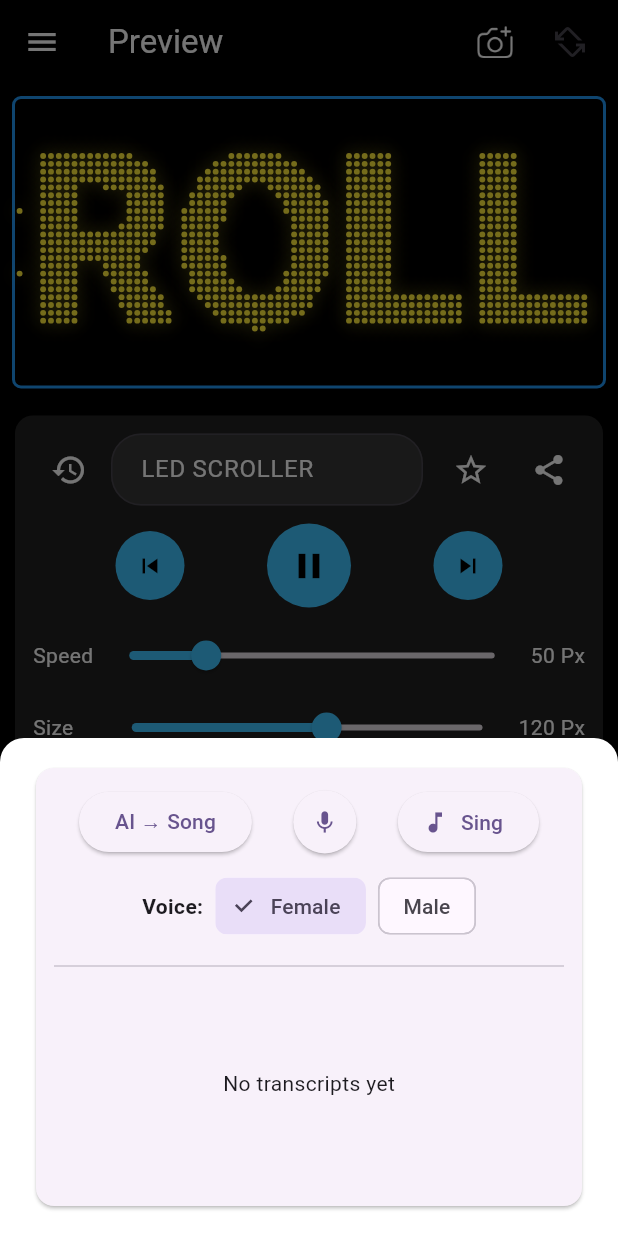
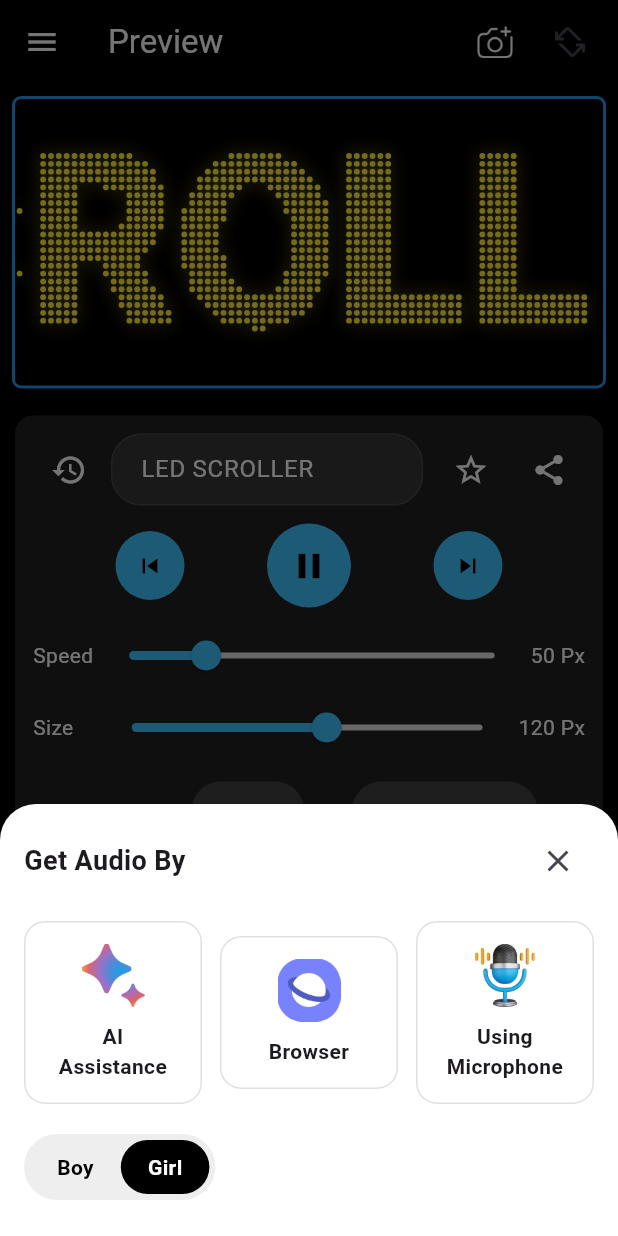
Before and after one commit to dasu735/led_scroller, a Flutter app: the screen it shows after launch, after a tap on the "volume down alt" icon, on a phone screen of 412 x 824 dp. Run offline on Flutter 3.47's test engine with Material 3 defaults, Android fonts, the light colour scheme and no system bars; our stand-ins replace audioplayers, cross_file, flutter_colorpicker, flutter_tts, image_picker, marquee and 2 more; missing offline and left inert: file_selector.

Commit message:
audiopopup

```diff
--- a/lib/screens/led_text_page.dart
+++ b/lib/screens/led_text_page.dart
@@ -12,15 +12,18 @@ import 'package:image/image.dart' as img;
 import 'package:image_picker/image_picker.dart';
 import 'package:url_launcher/url_launcher.dart';
 import 'package:path/path.dart' as p;
+import '../services/audio_engine.dart';
 
 import '../widgets/preview_box.dart';
 import '../widgets/control_panel.dart';
 import '../widgets/fullscreen_preview.dart';
 import '../widgets/ai_audio_card.dart';
+import '../widgets/audio_source_sheet.dart';
 import 'privacy_policy.dart';
 
 class LedTestPage extends StatefulWidget {
   const LedTestPage({super.key});
+
   @override
   State<LedTestPage> createState() => _LedTestPageState();
 }
@@ -51,16 +54,24 @@ class _LedTestPageState extends State<LedTestPage> {
   StreamController<String>? _activeAiController;
   StreamSubscription<String>? _activeAiListener;
 
+  // Voice type for audio - using the one from audio_source_sheet.dart
+  dynamic _selectedVoice;
+  AudioSourceType? _audioSource;
+  late final AudioEngine _audioEngine;
+
   @override
   void initState() {
     super.initState();
     textController.text = displayText;
+    _selectedVoice = null;
+    _audioEngine = AudioEngine();
   }
 
   @override
   void dispose() {
     _activeAiListener?.cancel();
     _activeAiController?.close();
+    _audioEngine.dispose();
     textController.dispose();
     super.dispose();
   }
@@ -84,8 +95,7 @@ class _LedTestPageState extends State<LedTestPage> {
             const SizedBox(height: 12),
             ListTile(
               leading: const Icon(Icons.star_rate_rounded, color: Colors.white),
-              title:
-                  const Text('Rate App', style: TextStyle(color: Colors.white)),
+              title: const Text('Rate App', style: TextStyle(color: Colors.white)),
               trailing: const Icon(Icons.chevron_right, color: Colors.white),
               onTap: () {
                 Navigator.of(ctx).pop();
@@ -94,8 +104,7 @@ class _LedTestPageState extends State<LedTestPage> {
             ),
             ListTile(
               leading: const Icon(Icons.share, color: Colors.white),
-              title: const Text('Share App',
-                  style: TextStyle(color: Colors.white)),
+              title: const Text('Share App', style: TextStyle(color: Colors.white)),
               trailing: const Icon(Icons.chevron_right, color: Colors.white),
               onTap: () {
                 Navigator.of(ctx).pop();
@@ -132,8 +141,7 @@ class _LedTestPageState extends State<LedTestPage> {
           final bool showComment = rating <= 2 && rating > 0;
           return Dialog(
             backgroundColor: Colors.white,
-            shape:
-                RoundedRectangleBorder(borderRadius: BorderRadius.circular(16)),
+            shape: RoundedRectangleBorder(borderRadius: BorderRadius.circular(16)),
             child: ConstrainedBox(
               constraints: const BoxConstraints(maxWidth: 520),
               child: SingleChildScrollView(
@@ -296,21 +304,24 @@ class _LedTestPageState extends State<LedTestPage> {
                 onTap: () {
                   Navigator.of(ctx).pop();
                   _pickBackgroundImageFromGallery();
-                  }),
+                },
+              ),
               ListTile(
                 leading: const Icon(Icons.camera_alt),
                 title: const Text('Camera'),
                 onTap: () {
                   Navigator.of(ctx).pop();
                   _pickBackgroundImageFromCamera();
-                  }),
+                },
+              ),
               ListTile(
                 leading: const Icon(Icons.clear),
                 title: const Text('Clear background'),
                 onTap: () {
                   Navigator.of(ctx).pop();
                   setState(() => bgImageFile = null);
-                  }),
+                },
+              ),
             ]),
           );
         });
@@ -321,7 +332,6 @@ class _LedTestPageState extends State<LedTestPage> {
       final boundary = previewKey.currentContext?.findRenderObject()
           as RenderRepaintBoundary?;
       if (boundary == null) return null;
-      // use devicePixelRatio to get crisp images on high-dpi screens
       final dpr = ui.window.devicePixelRatio;
       final ui.Image image = await boundary.toImage(pixelRatio: dpr);
       final ByteData? byteData =
@@ -365,7 +375,6 @@ class _LedTestPageState extends State<LedTestPage> {
       _disableGlowForCapture = true;
     });
     try {
-      // small delay to let UI update without glow
       await Future.delayed(const Duration(milliseconds: 80));
       final boundary = previewKey.currentContext?.findRenderObject()
           as RenderRepaintBoundary?;
@@ -373,7 +382,6 @@ class _LedTestPageState extends State<LedTestPage> {
       final totalFrames = (durationSeconds * fps).clamp(1, 200).toInt();
       final frameDelayMs = (1000 / fps).round();
       final frames = <img.Image>[];
-      // initial settle
       await Future.delayed(const Duration(milliseconds: 50));
 
       for (int i = 0; i < totalFrames; i++) {
@@ -400,7 +408,7 @@ class _LedTestPageState extends State<LedTestPage> {
       }
       if (frames.isEmpty) return null;
       final encoder = img.GifEncoder();
-      final delayCs = (frameDelayMs / 10).round(); // centiseconds
+      final delayCs = (frameDelayMs / 10).round();
       for (final f in frames) {
         encoder.addFrame(f, duration: delayCs);
       }
@@ -454,12 +462,9 @@ class _LedTestPageState extends State<LedTestPage> {
     }
   }
 
-  /// Try to save to a platform-appropriate Downloads folder, falling back to app documents.
-  /// Returns the final saved full path.
-  Future<String> _saveBytesToDownloadsOrFallback(Uint8List bytes, String filename) async {
-    // Try common "Downloads" locations for each platform.
+  Future<String> _saveBytesToDownloadsOrFallback(
+      Uint8List bytes, String filename) async {
     try {
-      // 1) Desktop platforms - use getDownloadsDirectory (if available)
       if (!Platform.isAndroid && !Platform.isIOS) {
         try {
           final downloads = await getDownloadsDirectory();
@@ -473,10 +478,8 @@ class _LedTestPageState extends State<LedTestPage> {
         }
       }
 
-      // 2) Android - try common external downloads path first
       if (Platform.isAndroid) {
         try {
-          // Primary common path
           final candidate = '/storage/emulated/0/Download';
           final dir = Directory(candidate);
           if (await dir.exists()) {
@@ -488,7 +491,6 @@ class _LedTestPageState extends State<LedTestPage> {
           debugPrint('android primary download write failed: $e');
         }
 
-        // Fallback: try getExternalStorageDirectory then create a Downloads directory
         try {
           final ext = await getExternalStorageDirectory();
           if (ext != null) {
@@ -507,14 +509,12 @@ class _LedTestPageState extends State<LedTestPage> {
         }
       }
 
-      // 3) iOS and general fallback -> app documents directory
       final doc = await getApplicationDocumentsDirectory();
       final path = p.join(doc.path, filename);
       final f = await File(path).writeAsBytes(bytes);
       return f.path;
     } catch (e) {
       debugPrint('saveBytesToDownloadsOrFallback top-level failed: $e');
-      // As last resort, write to temporary directory
       final tmp = await getTemporaryDirectory();
       final fallbackPath = p.join(tmp.path, filename);
       final f = await File(fallbackPath).writeAsBytes(bytes);
@@ -558,14 +558,11 @@ class _LedTestPageState extends State<LedTestPage> {
     }));
   }
 
-  /// Simulated AI streaming: pushes word chunks into the provided controller then closes.
-  /// Replace this with your WebSocket or real streaming logic.
   void _pumpSimulatedAi(StreamController<String> controller, String payload) async {
     try {
       final reply = 'Simulated AI reply for: $payload';
       final words = reply.split(RegExp(r'\s+'));
       for (var i = 0; i < words.length; i++) {
-        // small delay to simulate incremental server streaming
         await Future.delayed(const Duration(milliseconds: 120));
         if (controller.isClosed) return;
         controller.add(words[i] + (i < words.length - 1 ? ' ' : ''));
@@ -578,7 +575,6 @@ class _LedTestPageState extends State<LedTestPage> {
     }
   }
 
-  // Open bottom sheet with the AiAudioCard (wires streaming to update displayText)
   void _openAiAudioCard() {
     showModalBottomSheet(
       context: context,
@@ -602,29 +598,23 @@ class _LedTestPageState extends State<LedTestPage> {
                       textController.text = txt;
                       _addToHistory(txt);
                     });
-                    // keep sheet open so user can tap AI
+                    if (playing) {
+                      _audioEngine.play(txt);
+                    }
                   },
-
-                  // When AI button is pressed - immediate notification
                   onAiAction: (payload) {
-                    // optional: show a small status snackbar
-                    _showSnack('Sent to AI: ${payload.length > 80 ? payload.substring(0,80)+'...' : payload}');
+                    _showSnack(
+                        'Sent to AI: ${payload.length > 80 ? payload.substring(0, 80) + '...' : payload}');
                   },
-
-                  // Build a broadcast stream for the payload; also listen here to update scroller live.
                   aiResponseStreamBuilder: (payload) {
-                    // Cancel any previously active stream/listener
                     _activeAiListener?.cancel();
                     _activeAiController?.close();
 
-                    // create a broadcast controller so both AiAudioCard and this page can listen
                     final controller = StreamController<String>.broadcast();
                     _activeAiController = controller;
 
-                    // start pumping simulated chunks (replace with your WS streaming)
                     _pumpSimulatedAi(controller, payload);
 
-                    // Listen here to update the displayText live as chunks arrive.
                     String built = '';
                     _activeAiListener = controller.stream.listen((chunk) {
                       built += chunk;
@@ -632,11 +622,13 @@ class _LedTestPageState extends State<LedTestPage> {
                         displayText = built;
                         textController.text = built;
                       });
+                      if (playing) {
+                        _audioEngine.play(built);
+                      }
                     }, onError: (e) {
                       debugPrint('AI stream error on page listener: $e');
                       if (mounted) _showSnack('AI stream error: $e');
                     }, onDone: () {
-                      // final text done — add to history and clear active refs
                       if (built.trim().isNotEmpty) {
                         _addToHistory(built.trim());
                       }
@@ -644,7 +636,6 @@ class _LedTestPageState extends State<LedTestPage> {
                       _activeAiController = null;
                     }, cancelOnError: true);
 
-                    // Return the broadcast stream to AiAudioCard so it can display the same stream too
                     return controller.stream;
                   },
                 ),
@@ -688,24 +679,41 @@ class _LedTestPageState extends State<LedTestPage> {
               ),
             ),
           ),
-
           const SizedBox(width: 8),
           IconButton(
             icon: const Icon(Icons.screen_rotation_alt),
             onPressed: _openFullscreenPreview,
           ),
-
-    // small spacing between icons
           const SizedBox(width: 8),
-
-    // Custom camera tile (tappable)
-
         ],
       ),
       floatingActionButton: FloatingActionButton(
-        heroTag: 'ai_mic_btn',
-        onPressed: _openAiAudioCard,
+        heroTag: 'audio_btn',
         child: const Icon(Icons.volume_down_alt),
+        onPressed: () {
+          showModalBottomSheet(
+            context: context,
+            isScrollControlled: true,
+            backgroundColor: Colors.transparent,
+            builder: (_) {
+              return AudioSourceSheet(
+                initialVoice: _selectedVoice,
+                onVoiceChanged: (v) {
+                  setState(() => _selectedVoice = v);
+                  _audioEngine.setVoice(v);
+                },
+                onSelected: (type) {
+                  setState(() => _audioSource = type);
+                  _audioEngine.setSource(type);
+
+                  if (playing) {
+                    _audioEngine.play(displayText);
+                  }
+                },
+              );
+            },
+          );
+        },
       ),
       body: SafeArea(
         child: Column(children: [
@@ -734,7 +742,11 @@ class _LedTestPageState extends State<LedTestPage> {
           ),
           Expanded(
             child: SingleChildScrollView(
-              padding: EdgeInsets.fromLTRB(10, 10, 10, MediaQuery.of(context).viewInsets.bottom + 10),
+              padding: EdgeInsets.fromLTRB(
+                  10,
+                  10,
+                  10,
+                  MediaQuery.of(context).viewInsets.bottom + 10),
               child: ControlPanel(
                 textController: textController,
                 displayText: displayText,
@@ -753,12 +765,24 @@ class _LedTestPageState extends State<LedTestPage> {
                     displayText = v;
                     _addToHistory(v);
                   });
+
+                  if (playing) {
+                    _audioEngine.play(v);
+                  }
                 },
                 onSpeedChanged: (v) => setState(() => speed = v),
                 onTextSizeChanged: (v) => setState(() => textSize = v),
                 onToggleBlinkText: (b) => setState(() => blinkText = b),
                 onToggleBlinkBackground: (b) => setState(() => blinkBackground = b),
-                onTogglePlay: () => setState(() => playing = !playing),
+                onTogglePlay: () {
+                  setState(() => playing = !playing);
+
+                  if (playing) {
+                    _audioEngine.play(displayText);
+                  } else {
+                    _audioEngine.stop();
+                  }
+                },
                 onSetDirection: (d) => setState(() => scrollDirection = d),
                 onPickBackgroundImage: (f) => setState(() => bgImageFile = f),
                 onPickTextColor: (c) => setState(() => textColor = c),
@@ -776,8 +800,12 @@ class _LedTestPageState extends State<LedTestPage> {
                     displayText = s;
                     textController.text = s;
                   });
+                  if (playing) {
+                    _audioEngine.play(s);
+                  }
                 },
-                onShareApp: () => _shareAppLink("https://play.google.com/store/apps/details?id=com.example.myapp"),
+                onShareApp: () =>
+                    _shareAppLink("https://play.google.com/store/apps/details?id=com.example.myapp"),
                 onToggleFavorite: () {
                   _showSnack('Toggled favorite (not persisted)');
                 },
--- /dev/null
+++ b/lib/widgets/audio_source_sheet.dart
@@ -0,0 +1,178 @@
+import 'package:flutter/material.dart';
+
+enum AudioSourceType { ai, browser, mic }
+enum VoiceType { boy, girl }
+
+class AudioSourceSheet extends StatefulWidget {
+  final VoiceType? initialVoice; // Make nullable
+  final ValueChanged<VoiceType>? onVoiceChanged; // Make nullable
+  final ValueChanged<AudioSourceType> onSelected;
+
+  const AudioSourceSheet({
+    super.key,
+    this.initialVoice,
+    this.onVoiceChanged,
+    required this.onSelected,
+  });
+
+  @override
+  State<AudioSourceSheet> createState() => _AudioSourceSheetState();
+}
+
+class _AudioSourceSheetState extends State<AudioSourceSheet> {
+  late VoiceType _voice;
+
+  @override
+  void initState() {
+    super.initState();
+    _voice = widget.initialVoice ?? VoiceType.girl; // Provide default
+  }
+
+  Widget _option({
+    required String title,
+    required String asset,
+    required VoidCallback onTap,
+  }) {
+    return Expanded(
+      child: GestureDetector(
+        onTap: () {
+          Navigator.pop(context);
+          onTap();
+        },
+        child: Container(
+          padding: const EdgeInsets.symmetric(vertical: 14),
+          decoration: BoxDecoration(
+            border: Border.all(color: Colors.grey.shade300),
+            borderRadius: BorderRadius.circular(14),
+          ),
+          child: Column(
+            mainAxisSize: MainAxisSize.min,
+            children: [
+              Image.asset(
+                asset,
+                height: 42,
+                errorBuilder: (context, error, stackTrace) =>
+                    Icon(Icons.image_not_supported, size: 42, color: Colors.grey),
+              ),
+              const SizedBox(height: 10),
+              Text(
+                title,
+                textAlign: TextAlign.center,
+                style: const TextStyle(
+                  fontWeight: FontWeight.w600,
+                ),
+              ),
+            ],
+          ),
+        ),
+      ),
+    );
+  }
+
+  @override
+  Widget build(BuildContext context) {
+    return Container(
+      padding: const EdgeInsets.fromLTRB(16, 14, 16, 24),
+      decoration: const BoxDecoration(
+        color: Colors.white,
+        borderRadius: BorderRadius.vertical(top: Radius.circular(24)),
+      ),
+      child: SafeArea(
+        top: false,
+        child: Column(
+          mainAxisSize: MainAxisSize.min,
+          children: [
+            // Header
+            Row(
+              children: [
+                const Expanded(
+                  child: Text(
+                    'Get Audio By',
+                    style: TextStyle(
+                      fontSize: 18,
+                      fontWeight: FontWeight.bold,
+                    ),
+                  ),
+                ),
+                IconButton(
+                  icon: const Icon(Icons.close),
+                  onPressed: () => Navigator.pop(context),
+                ),
+              ],
+            ),
+
+            const SizedBox(height: 16),
+
+            // Options
+            Row(
+              children: [
+                _option(
+                  title: 'AI\nAssistance',
+                  asset: 'assets/images/ai.png',
+                  onTap: () => widget.onSelected(AudioSourceType.ai),
+                ),
+                const SizedBox(width: 12),
+                _option(
+                  title: 'Browser',
+                  asset: 'assets/images/brow.png',
+                  onTap: () => widget.onSelected(AudioSourceType.browser),
+                ),
+                const SizedBox(width: 12),
+                _option(
+                  title: 'Using\nMicrophone',
+                  asset: 'assets/images/micro.png',
+                  onTap: () => widget.onSelected(AudioSourceType.mic),
+                ),
+              ],
+            ),
+
+            const SizedBox(height: 20),
+
+            // Voice selector
+            Align(
+              alignment: Alignment.centerLeft,
+              child: Container(
+                padding: const EdgeInsets.all(4),
+                decoration: BoxDecoration(
+                  color: Colors.grey.shade200,
+                  borderRadius: BorderRadius.circular(24),
+                ),
+                child: Row(
+                  mainAxisSize: MainAxisSize.min,
+                  children: [
+                    _voiceButton('Boy', VoiceType.boy),
+                    _voiceButton('Girl', VoiceType.girl),
+                  ],
+                ),
+              ),
+            ),
+          ],
+        ),
+      ),
+    );
+  }
+
+  Widget _voiceButton(String label, VoiceType type) {
+    final bool selected = _voice == type;
+    return GestureDetector(
+      onTap: () {
+        setState(() => _voice = type);
+        widget.onVoiceChanged?.call(type); // Safe call
+      },
+      child: Container(
+        padding: const EdgeInsets.symmetric(horizontal: 18, vertical: 8),
+        decoration: BoxDecoration(
+          color: selected ? Colors.black : Colors.transparent,
+          borderRadius: BorderRadius.circular(20),
+        ),
+        child: Text(
+          label,
+          style: TextStyle(
+            color: selected ? Colors.white : Colors.black,
+            fontWeight: FontWeight.w600,
+          ),
+        ),
+      ),
+    );
+  }
+}
```
Also changed, not shown: lib/services/audio_engine.dart (added, +74 -0 lines), lib/widgets/ai_audio.dart (deleted), pubspec.lock. Lines whose indentation alone changed are shown as unchanged.
